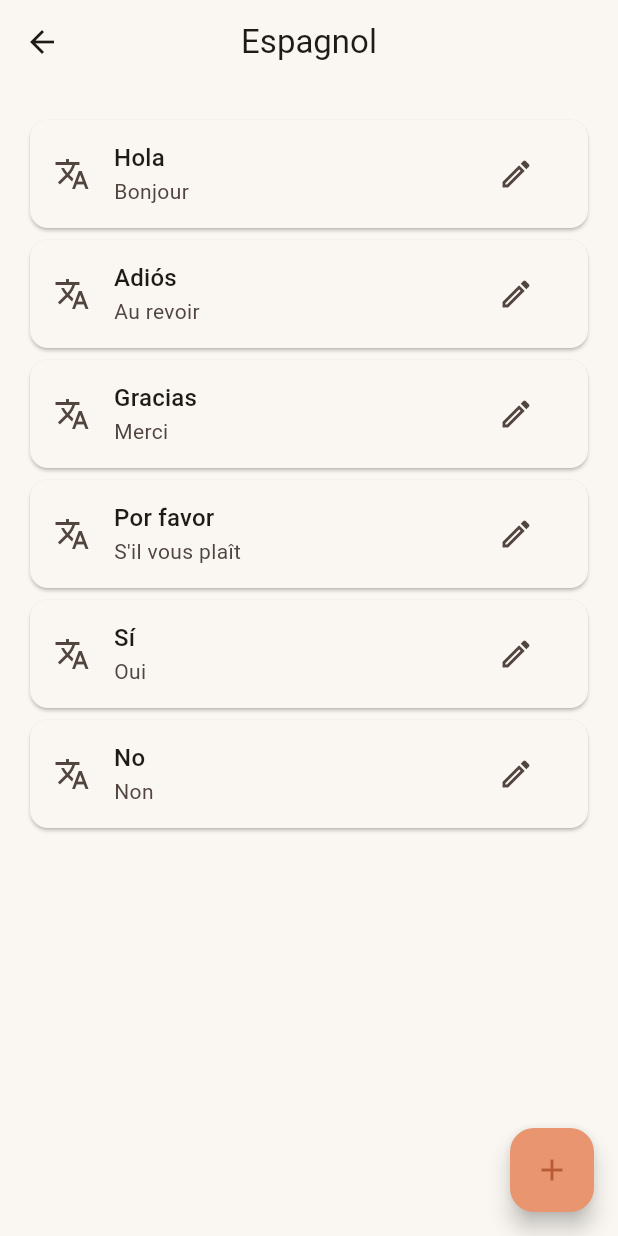
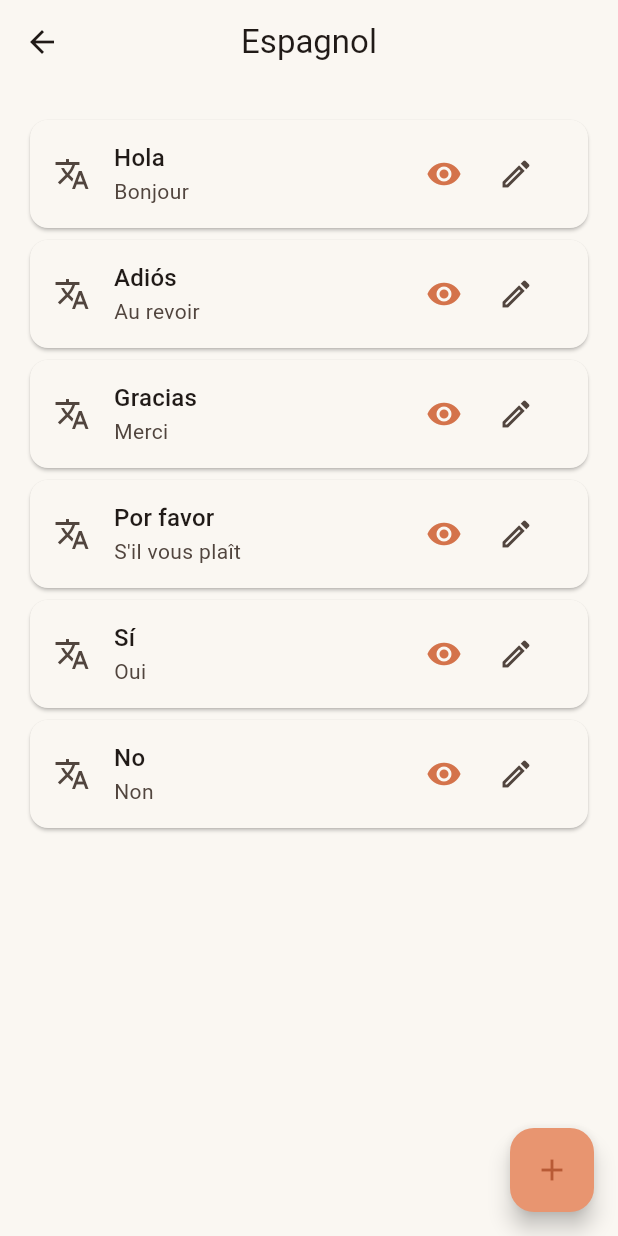
Before and after one commit to PFrappier/traductao_app, a Flutter app: the screen it shows after launch, after a tap on an icon or button, on a phone screen of 412 x 824 dp. Run offline on Flutter 3.47's test engine with Material 3 defaults, Android fonts, the phone set to English and light mode, and no system bars; our stand-ins replace equatable, flutter_bloc, go_router; network calls fail.

Commit message:
✨ Add visibility toggle for translations in quiz

```diff
--- a/lib/model/translation.dart
+++ b/lib/model/translation.dart
@@ -2,10 +2,12 @@ class Translation {
   final String id;
   final String text;
   final String translatedText;
+  final bool includeInQuiz;
 
   Translation({
     required this.id,
     required this.text,
     required this.translatedText,
+    this.includeInQuiz = true,
   });
 }
--- a/lib/screens/translations_page.dart
+++ b/lib/screens/translations_page.dart
@@ -167,6 +167,9 @@ class _MyTranslationsPageState extends State<MyTranslationsPage> {
                         },
                         onLongPress: () => _toggleSelection(translation.id),
                         onEdit: () => _handleEditTranslation(context, entry.id, translation),
+                        onToggleQuiz: () {
+                          context.read<VocabularyCubit>().toggleQuizInclusion(entry.id, translation.id);
+                        },
                       );
                     },
                   ),
--- a/lib/widgets/translation_tile.dart
+++ b/lib/widgets/translation_tile.dart
@@ -7,6 +7,7 @@ class TranslationTile extends StatelessWidget {
   final VoidCallback? onTap;
   final VoidCallback? onLongPress;
   final VoidCallback? onEdit;
+  final VoidCallback? onToggleQuiz;
 
   const TranslationTile({
     super.key,
@@ -15,6 +16,7 @@ class TranslationTile extends StatelessWidget {
     this.onTap,
     this.onLongPress,
     this.onEdit,
+    this.onToggleQuiz,
   });
 
   @override
@@ -47,9 +49,28 @@ class TranslationTile extends StatelessWidget {
           ),
         ),
         trailing: !isSelected
-            ? IconButton(
-                icon: const Icon(Icons.edit_outlined),
-                onPressed: onEdit,
+            ? Row(
+                mainAxisSize: MainAxisSize.min,
+                children: [
+                  IconButton(
+                    icon: Icon(
+                      translation.includeInQuiz
+                          ? Icons.visibility
+                          : Icons.visibility_off,
+                    ),
+                    color: translation.includeInQuiz
+                        ? Theme.of(context).colorScheme.primary
+                        : Theme.of(context).colorScheme.onSurfaceVariant,
+                    tooltip: translation.includeInQuiz
+                        ? 'Visible dans les quiz'
+                        : 'Caché des quiz',
+                    onPressed: onToggleQuiz,
+                  ),
+                  IconButton(
+                    icon: const Icon(Icons.edit_outlined),
+                    onPressed: onEdit,
+                  ),
+                ],
               )
             : null,
         onTap: onTap,
```
Also changed, not shown: lib/bloc/vocabulary_cubit.dart (+33 -0 lines), lib/screens/quiz_page.dart (+7 -3 lines).
